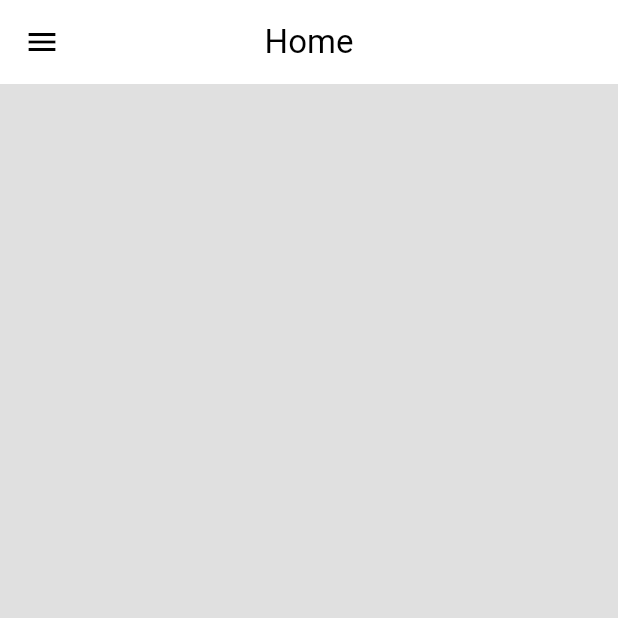
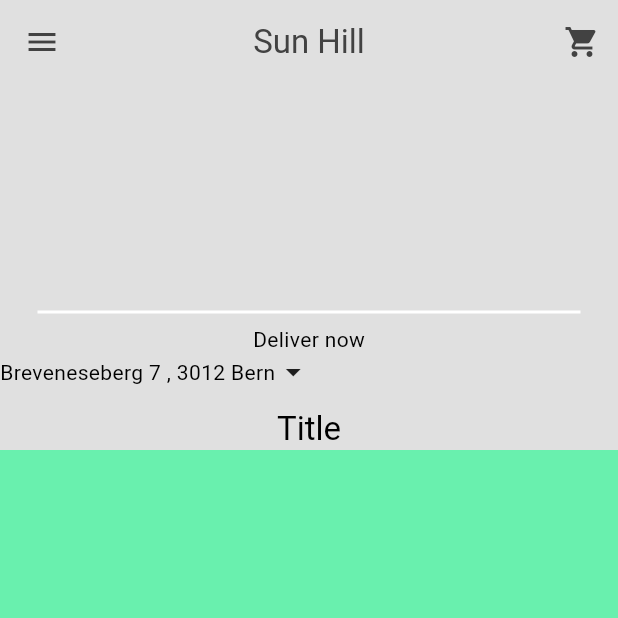
Before and after one commit to GrigoriSaki/food_del_app, a Flutter app: the screen it shows after launch, after a tap on "Log In", on a phone screen of 412 x 824 dp, the top half of it. Run offline on Flutter 3.47's test engine with Material 3 defaults, Android fonts, the phone set to English and light mode, and no system bars.

Commit message:
homePage

```diff
--- a/lib/components/my_button.dart
+++ b/lib/components/my_button.dart
@@ -1,9 +1,9 @@
 import 'package:flutter/material.dart';
 
 class MyButton extends StatelessWidget {
-  MyButton({super.key, required this.onTap, required this.buttonText});
-  void Function()? onTap;
-  String buttonText;
+  const MyButton({super.key, required this.onTap, required this.buttonText});
+  final void Function()? onTap;
+  final String buttonText;
 
   @override
   Widget build(BuildContext context) {
--- /dev/null
+++ b/lib/components/my_current_location.dart
@@ -0,0 +1,23 @@
+import 'package:flutter/material.dart';
+
+class MyCurrentLocation extends StatelessWidget {
+  const MyCurrentLocation({super.key});
+
+  @override
+  Widget build(BuildContext context) {
+    return Column(
+      children: [
+        Text("Deliver now"),
+        Row(
+          children: [
+            //adress
+            Text("Breveneseberg 7 , 3012 Bern"),
+
+            //dropDown menu
+            Icon(Icons.arrow_drop_down)
+          ],
+        )
+      ],
+    );
+  }
+}
--- /dev/null
+++ b/lib/components/my_sliver_app_bar.dart
@@ -0,0 +1,32 @@
+import 'package:flutter/material.dart';
+
+class MySliverAppbar extends StatelessWidget {
+  const MySliverAppbar({super.key, required this.title, required this.child});
+  final Widget title;
+  final Widget child;
+
+  @override
+  Widget build(BuildContext context) {
+    return SliverAppBar(
+      expandedHeight: 300,
+      collapsedHeight: 115,
+      floating: false,
+      pinned: true,
+      centerTitle: true,
+      actions: [IconButton(onPressed: () {}, icon: Icon(Icons.shopping_cart))],
+      backgroundColor: Theme.of(context).colorScheme.surface,
+      foregroundColor: Theme.of(context).colorScheme.inversePrimary,
+      title: Text("Sun Hill"),
+      flexibleSpace: FlexibleSpaceBar(
+        background: Padding(
+          padding: const EdgeInsets.only(bottom: 40.0),
+          child: child,
+        ),
+        title: title,
+        centerTitle: true,
+        titlePadding: EdgeInsets.all(0),
+        expandedTitleScale: 1,
+      ),
+    );
+  }
+}
--- a/lib/components/text_field.dart
+++ b/lib/components/text_field.dart
@@ -1,7 +1,7 @@
 import 'package:flutter/material.dart';
 
 class MyTextField extends StatelessWidget {
-  MyTextField(
+  const MyTextField(
       {super.key,
       required this.controller,
       required this.hintText,
--- a/lib/pages/home_page.dart
+++ b/lib/pages/home_page.dart
@@ -1,5 +1,7 @@
 import 'package:flutter/material.dart';
+import 'package:food_app/components/my_current_location.dart';
 import 'package:food_app/components/my_drawer.dart';
+import 'package:food_app/components/my_sliver_app_bar.dart';
 
 class HomePage extends StatelessWidget {
   const HomePage({super.key});
@@ -7,12 +9,30 @@ class HomePage extends StatelessWidget {
   @override
   Widget build(BuildContext context) {
     return Scaffold(
-      appBar: AppBar(
-        centerTitle: true,
-        backgroundColor: Theme.of(context).colorScheme.tertiary,
-        title: Text("Home"),
-      ),
       drawer: MyDrawer(),
+      body: NestedScrollView(
+          headerSliverBuilder: (context, innerBoxIsScrolled) => [
+                MySliverAppbar(
+                    title: Text("Title"),
+                    child: Column(
+                      mainAxisAlignment: MainAxisAlignment.end,
+                      children: [
+                        Divider(
+                          endIndent: 25,
+                          indent: 25,
+                          color: Theme.of(context).colorScheme.tertiary,
+                          thickness: 2,
+                        ),
+                        //my Current Location
+                        MyCurrentLocation(),
+
+                        //Description box
+                      ],
+                    ))
+              ],
+          body: Container(
+            color: Colors.greenAccent,
+          )),
     );
   }
 }
--- a/lib/themes/dark_mode.dart
+++ b/lib/themes/dark_mode.dart
@@ -4,8 +4,8 @@ ThemeData darkMode = ThemeData(
   colorScheme: ColorScheme.dark(
     surface: const Color.fromARGB(255, 20, 20, 20),
     primary: const Color.fromARGB(255, 120, 120, 120),
-    secondary: const Color.fromARGB(255, 32, 32, 32),
+    secondary: const Color.fromARGB(255, 148, 147, 147),
     tertiary: const Color.fromARGB(255, 48, 48, 48),
-    inversePrimary: Colors.grey.shade300,
+    inversePrimary: Colors.grey.shade400,
   ),
 );
--- a/lib/themes/theme_provider.dart
+++ b/lib/themes/theme_provider.dart
@@ -19,5 +19,6 @@ class ThemeProvider with ChangeNotifier {
     } else {
       _themeData = lightMode;
     }
+    notifyListeners();
   }
 }
```
Also changed, not shown: lib/components/my_drawer.dart (+28 -3 lines), lib/pages/settings_page.dart (added, +59 -0 lines), 1 other file.
